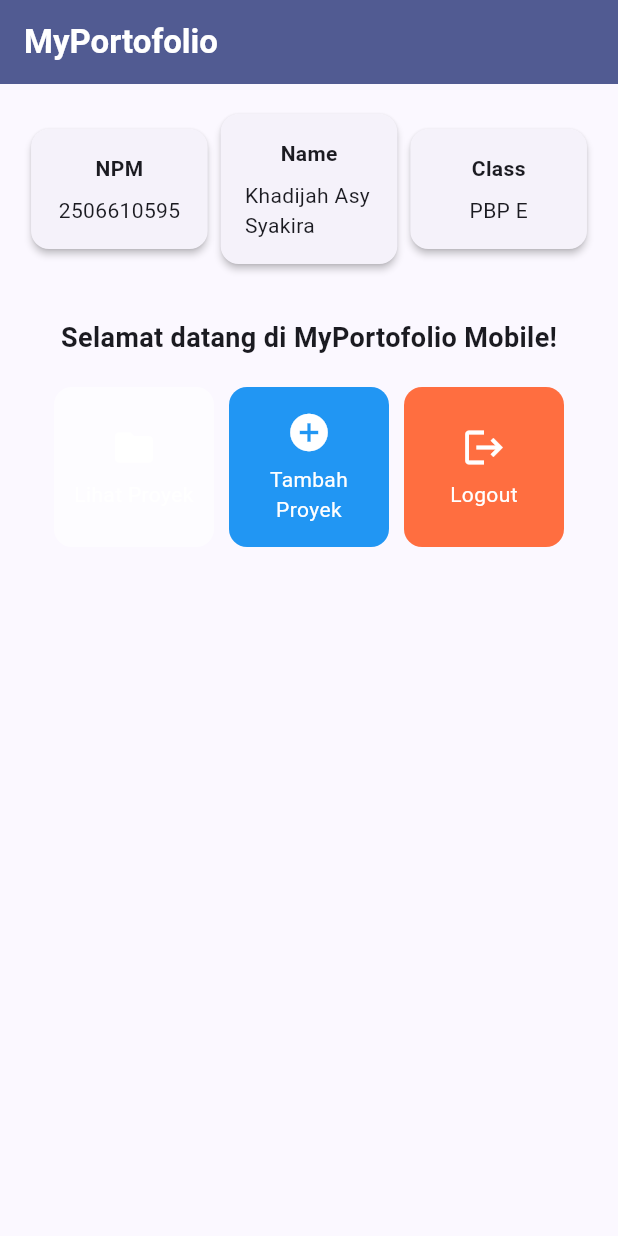
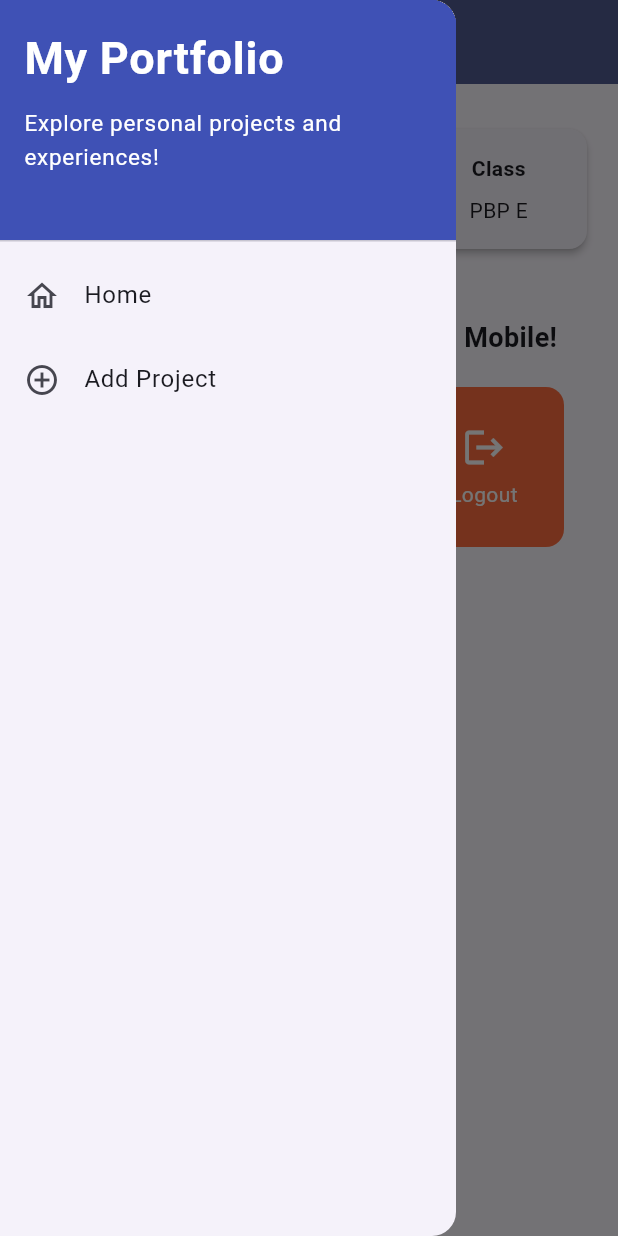
Before and after one commit to asyakiraakj/myportofolio_mobile, a Flutter app: the screen it shows after launch, with the side drawer open (before the commit the screen has no drawer), on a phone screen of 412 x 824 dp. Run offline on Flutter 3.47's test engine with Material 3 defaults, Android fonts, the phone set to English and light mode, and no system bars; our stand-ins replace material_ui.

Commit message:
feat(tutorial): Menambahkan Drawer Menu untuk Navigasi

```diff
--- a/lib/menu.dart
+++ b/lib/menu.dart
@@ -1,4 +1,5 @@
 import 'package:flutter/material.dart';
+import 'package:myportofolio_mobile/widgets/left_drawer.dart';
 
 class MyHomePage extends StatelessWidget {
   MyHomePage({super.key});
@@ -25,6 +26,7 @@ class MyHomePage extends StatelessWidget {
         ),
         backgroundColor: Theme.of(context).colorScheme.primary,
       ),
+      drawer: const LeftDrawer(),
       // Body halaman utama dengan padding di sekelilingnya.
       body: Padding(
         padding: const EdgeInsets.all(16.0),
--- /dev/null
+++ b/lib/widgets/left_drawer.dart
@@ -0,0 +1,67 @@
+import 'package:material_ui/material_ui.dart';
+import 'package:myportofolio_mobile/menu.dart';
+
+class LeftDrawer extends StatelessWidget {
+  const LeftDrawer({super.key});
+
+  @override
+  Widget build(BuildContext context) {
+    return Drawer(
+      child: ListView(
+        children: [
+          const DrawerHeader(
+            // TODO: Bagian drawer header
+            decoration: BoxDecoration(
+              color: Colors.indigo,
+            ),
+            child: Column(
+              crossAxisAlignment: CrossAxisAlignment.start,
+              children: [
+                Text(
+                  'My Portfolio',
+                  style: TextStyle(
+                    fontSize: 30,
+                    fontWeight: FontWeight.bold,
+                    color: Colors.white,
+                  ),
+                ),
+                SizedBox(height: 10),
+                Text(
+                  'Explore personal projects and experiences!',
+                  style: TextStyle(
+                    fontSize: 15,
+                    color: Colors.white,
+                  ),
+                ),
+              ],
+            ),
+          ),
+          // TODO: Bagian routing
+          ListTile(
+            leading: const Icon(Icons.home_outlined),
+            title: const Text('Home'),
+            // Navigasi ke halaman utama portofolio
+            onTap: () {
+              Navigator.pushReplacement(
+                context,
+                MaterialPageRoute(
+                  builder: (context) => MyHomePage(),
+                ),
+              );
+            },
+          ),
+          ListTile(
+            leading: const Icon(Icons.add_circle_outline),
+            title: const Text('Add Project'),
+            // Navigasi ke halaman tambah proyek
+            onTap: () {
+              /*
+              TODO: Buatlah routing ke halaman ProjectFormPage yang akan dibuat nanti.
+              */
+            },
+          ),
+        ],
+      ),
+    );
+  }
+}
--- a/pubspec.yaml
+++ b/pubspec.yaml
@@ -34,6 +34,7 @@ dependencies:
   # The following adds the Cupertino Icons font to your application.
   # Use with the CupertinoIcons class for iOS style icons.
   cupertino_icons: ^1.0.8
+  material_ui: ^1.11.1
 
 dev_dependencies:
   flutter_test:
```
Also changed, not shown: pubspec.lock.
